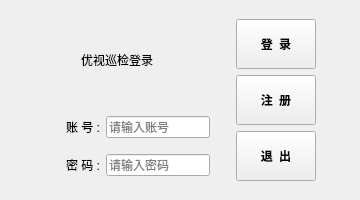
The window that src/_APL/userlogin/userloginform.ui (QmGohinn/DaDoeiamiSys) describes before a commit, drawn with Qt 5.
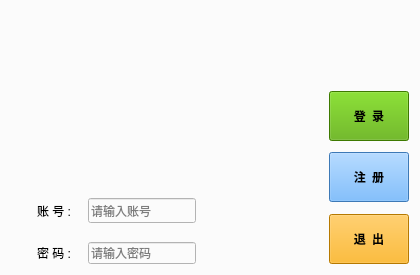
The same window after the commit.

Patch:
```diff
--- a/src/_APL/userlogin/userloginform.ui
+++ b/src/_APL/userlogin/userloginform.ui
@@ -6,73 +6,31 @@
    <rect>
     <x>0</x>
     <y>0</y>
-    <width>360</width>
-    <height>200</height>
+    <width>420</width>
+    <height>275</height>
    </rect>
   </property>
   <property name="minimumSize">
    <size>
-    <width>360</width>
-    <height>200</height>
+    <width>420</width>
+    <height>275</height>
    </size>
   </property>
   <property name="maximumSize">
    <size>
-    <width>360</width>
-    <height>200</height>
+    <width>420</width>
+    <height>275</height>
    </size>
   </property>
   <property name="windowTitle">
    <string>优视巡检账户登录</string>
   </property>
+  <property name="styleSheet">
+   <string notr="true">background-color: rgb(251, 251, 251);</string>
+  </property>
   <layout class="QGridLayout" name="gridLayout_2">
    <item row="0" column="1">
     <layout class="QGridLayout" name="gridLayout">
-     <item row="5" column="2">
-      <spacer name="verticalSpacer_3">
-       <property name="orientation">
-        <enum>Qt::Vertical</enum>
-       </property>
-       <property name="sizeType">
-        <enum>QSizePolicy::Maximum</enum>
-       </property>
-       <property name="sizeHint" stdset="0">
-        <size>
-         <width>20</width>
-         <height>5</height>
-        </size>
-       </property>
-      </spacer>
-     </item>
-     <item row="4" column="0">
-      <spacer name="horizontalSpacer_5">
-       <property name="orientation">
-        <enum>Qt::Horizontal</enum>
-       </property>
-       <property name="sizeHint" stdset="0">
-        <size>
-         <width>40</width>
-         <height>20</height>
-        </size>
-       </property>
-      </spacer>
-     </item>
-     <item row="1" column="2">
-      <spacer name="verticalSpacer">
-       <property name="orientation">
-        <enum>Qt::Vertical</enum>
-       </property>
-       <property name="sizeType">
-        <enum>QSizePolicy::Maximum</enum>
-       </property>
-       <property name="sizeHint" stdset="0">
-        <size>
-         <width>20</width>
-         <height>10</height>
-        </size>
-       </property>
-      </spacer>
-     </item>
      <item row="2" column="1">
       <widget class="QLabel" name="m_AccountLabel">
        <property name="font">
@@ -87,6 +45,54 @@
        </property>
       </widget>
      </item>
+     <item row="1" column="3">
+      <spacer name="verticalSpacer">
+       <property name="orientation">
+        <enum>Qt::Vertical</enum>
+       </property>
+       <property name="sizeType">
+        <enum>QSizePolicy::Maximum</enum>
+       </property>
+       <property name="sizeHint" stdset="0">
+        <size>
+         <width>20</width>
+         <height>13</height>
+        </size>
+       </property>
+      </spacer>
+     </item>
+     <item row="0" column="0" colspan="4">
+      <widget class="QLabel" name="m_LogoLabel">
+       <property name="layoutDirection">
+        <enum>Qt::LeftToRight</enum>
+       </property>
+       <property name="styleSheet">
+        <string notr="true"/>
+       </property>
+       <property name="text">
+        <string/>
+       </property>
+       <property name="alignment">
+        <set>Qt::AlignCenter</set>
+       </property>
+      </widget>
+     </item>
+     <item row="1" column="1">
+      <spacer name="verticalSpacer_4">
+       <property name="orientation">
+        <enum>Qt::Vertical</enum>
+       </property>
+       <property name="sizeType">
+        <enum>QSizePolicy::Maximum</enum>
+       </property>
+       <property name="sizeHint" stdset="0">
+        <size>
+         <width>20</width>
+         <height>13</height>
+        </size>
+       </property>
+      </spacer>
+     </item>
      <item row="4" column="1">
       <widget class="QLabel" name="m_PasswordLabel">
        <property name="font">
@@ -101,7 +107,7 @@
        </property>
       </widget>
      </item>
-     <item row="4" column="2">
+     <item row="4" column="3">
       <widget class="QLineEdit" name="m_PasswordLineEdit">
        <property name="echoMode">
         <enum>QLineEdit::Password</enum>
@@ -111,120 +117,87 @@
        </property>
       </widget>
      </item>
-     <item row="0" column="0" colspan="3">
-      <widget class="QLabel" name="m_LogoLabel">
-       <property name="layoutDirection">
-        <enum>Qt::LeftToRight</enum>
-       </property>
-       <property name="text">
-        <string>优视巡检登录</string>
-       </property>
-       <property name="alignment">
-        <set>Qt::AlignCenter</set>
-       </property>
-      </widget>
-     </item>
-     <item row="3" column="2">
-      <spacer name="verticalSpacer_2">
-       <property name="orientation">
-        <enum>Qt::Vertical</enum>
-       </property>
-       <property name="sizeType">
-        <enum>QSizePolicy::Maximum</enum>
-       </property>
-       <property name="sizeHint" stdset="0">
-        <size>
-         <width>20</width>
-         <height>10</height>
-        </size>
-       </property>
-      </spacer>
-     </item>
-     <item row="2" column="2">
+     <item row="2" column="3">
       <widget class="QLineEdit" name="m_AccountLineEdit">
+       <property name="maximumSize">
+        <size>
+         <width>16777215</width>
+         <height>25</height>
+        </size>
+       </property>
        <property name="placeholderText">
         <string>请输入账号</string>
        </property>
       </widget>
      </item>
-     <item row="2" column="0">
-      <spacer name="horizontalSpacer_3">
+     <item row="3" column="3">
+      <spacer name="verticalSpacer_2">
+       <property name="orientation">
+        <enum>Qt::Vertical</enum>
+       </property>
+       <property name="sizeType">
+        <enum>QSizePolicy::Maximum</enum>
+       </property>
+       <property name="sizeHint" stdset="0">
+        <size>
+         <width>20</width>
+         <height>13</height>
+        </size>
+       </property>
+      </spacer>
+     </item>
+     <item row="3" column="1">
+      <spacer name="verticalSpacer_7">
+       <property name="orientation">
+        <enum>Qt::Vertical</enum>
+       </property>
+       <property name="sizeType">
+        <enum>QSizePolicy::Maximum</enum>
+       </property>
+       <property name="sizeHint" stdset="0">
+        <size>
+         <width>20</width>
+         <height>13</height>
+        </size>
+       </property>
+      </spacer>
+     </item>
+     <item row="2" column="2">
+      <spacer name="horizontalSpacer">
        <property name="orientation">
         <enum>Qt::Horizontal</enum>
        </property>
+       <property name="sizeType">
+        <enum>QSizePolicy::Maximum</enum>
+       </property>
        <property name="sizeHint" stdset="0">
         <size>
-         <width>40</width>
+         <width>5</width>
          <height>20</height>
         </size>
        </property>
       </spacer>
      </item>
-     <item row="1" column="1">
-      <spacer name="verticalSpacer_4">
-       <property name="orientation">
-        <enum>Qt::Vertical</enum>
-       </property>
-       <property name="sizeType">
-        <enum>QSizePolicy::Maximum</enum>
-       </property>
-       <property name="sizeHint" stdset="0">
-        <size>
-         <width>20</width>
-         <height>10</height>
-        </size>
-       </property>
-      </spacer>
-     </item>
     </layout>
    </item>
-   <item row="0" column="0">
-    <spacer name="horizontalSpacer_2">
-     <property name="orientation">
-      <enum>Qt::Horizontal</enum>
-     </property>
-     <property name="sizeType">
-      <enum>QSizePolicy::Maximum</enum>
-     </property>
-     <property name="sizeHint" stdset="0">
-      <size>
-       <width>20</width>
-       <height>20</height>
-      </size>
-     </property>
-    </spacer>
-   </item>
-   <item row="0" column="4">
-    <spacer name="horizontalSpacer_4">
-     <property name="orientation">
-      <enum>Qt::Horizontal</enum>
-     </property>
-     <property name="sizeHint" stdset="0">
-      <size>
-       <width>40</width>
-       <height>20</height>
-      </size>
-     </property>
-    </spacer>
-   </item>
-   <item row="0" column="2">
-    <spacer name="horizontalSpacer">
-     <property name="orientation">
-      <enum>Qt::Horizontal</enum>
-     </property>
-     <property name="sizeType">
-      <enum>QSizePolicy::Minimum</enum>
-     </property>
-     <property name="sizeHint" stdset="0">
-      <size>
-       <width>20</width>
-       <height>20</height>
-      </size>
-     </property>
-    </spacer>
-   </item>
    <item row="0" column="3">
     <layout class="QVBoxLayout" name="verticalLayout">
+     <item>
+      <spacer name="verticalSpacer_6">
+       <property name="orientation">
+        <enum>Qt::Vertical</enum>
+       </property>
+       <property name="sizeType">
+        <enum>QSizePolicy::Minimum</enum>
+       </property>
+       <property name="sizeHint" stdset="0">
+        <size>
+         <width>20</width>
+         <height>80</height>
+        </size>
+       </property>
+      </spacer>
+     </item>
      <item>
       <widget class="QPushButton" name="m_LoginBtn">
        <property name="minimumSize">
@@ -244,11 +217,28 @@
        <property name="focusPolicy">
         <enum>Qt::StrongFocus</enum>
        </property>
+       <property name="styleSheet">
+        <string notr="true">background-color: rgb(85, 170, 0);
+selection-background-color: rgb(255, 255, 127);</string>
+       </property>
        <property name="text">
         <string>登  录</string>
        </property>
       </widget>
      </item>
+     <item>
+      <spacer name="verticalSpacer_3">
+       <property name="orientation">
+        <enum>Qt::Vertical</enum>
+       </property>
+       <property name="sizeHint" stdset="0">
+        <size>
+         <width>20</width>
+         <height>40</height>
+        </size>
+       </property>
+      </spacer>
+     </item>
      <item>
       <widget class="QPushButton" name="m_RegisterBtn">
        <property name="minimumSize">
@@ -268,11 +258,27 @@
        <property name="focusPolicy">
         <enum>Qt::NoFocus</enum>
        </property>
+       <property name="styleSheet">
+        <string notr="true">background-color: rgb(85, 170, 255);</string>
+       </property>
        <property name="text">
         <string>注  册</string>
        </property>
       </widget>
      </item>
+     <item>
+      <spacer name="verticalSpacer_5">
+       <property name="orientation">
+        <enum>Qt::Vertical</enum>
+       </property>
+       <property name="sizeHint" stdset="0">
+        <size>
+         <width>20</width>
+         <height>40</height>
+        </size>
+       </property>
+      </spacer>
+     </item>
      <item>
       <widget class="QPushButton" name="m_ExitBtn">
        <property name="minimumSize">
@@ -292,6 +298,9 @@
        <property name="focusPolicy">
         <enum>Qt::NoFocus</enum>
        </property>
+       <property name="styleSheet">
+        <string notr="true">background-color: rgb(255, 170, 0);</string>
+       </property>
        <property name="text">
         <string>退  出</string>
        </property>
@@ -299,6 +308,35 @@
      </item>
     </layout>
    </item>
+   <item row="0" column="2">
+    <spacer name="horizontalSpacer_3">
+     <property name="orientation">
+      <enum>Qt::Horizontal</enum>
+     </property>
+     <property name="sizeHint" stdset="0">
+      <size>
+       <width>40</width>
+       <height>20</height>
+      </size>
+     </property>
+    </spacer>
+   </item>
+   <item row="0" column="0">
+    <spacer name="horizontalSpacer_2">
+     <property name="orientation">
+      <enum>Qt::Horizontal</enum>
+     </property>
+     <property name="sizeType">
+      <enum>QSizePolicy::Maximum</enum>
+     </property>
+     <property name="sizeHint" stdset="0">
+      <size>
+       <width>20</width>
+       <height>20</height>
+      </size>
+     </property>
+    </spacer>
+   </item>
   </layout>
  </widget>
  <tabstops>
```
